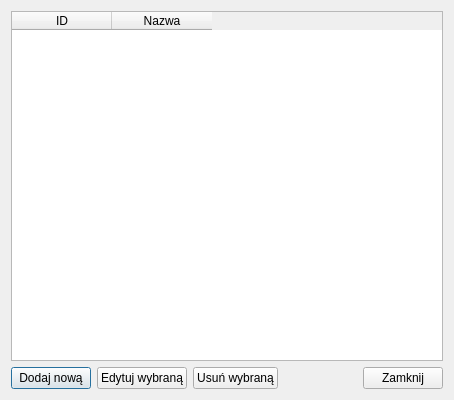
Qt form ui/platformydialog.ui (Janek2230/CML) before a commit.
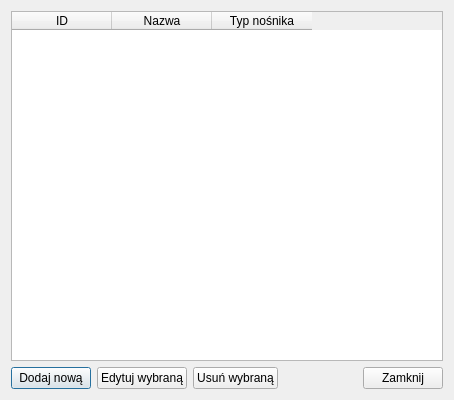
The same form after that commit.

Diff of the .ui file:
```diff
--- a/ui/platformydialog.ui
+++ b/ui/platformydialog.ui
@@ -35,6 +35,11 @@
        <string>Nazwa</string>
       </property>
      </column>
+     <column>
+      <property name="text">
+       <string>Typ nośnika</string>
+      </property>
+     </column>
     </widget>
    </item>
    <item>
```
